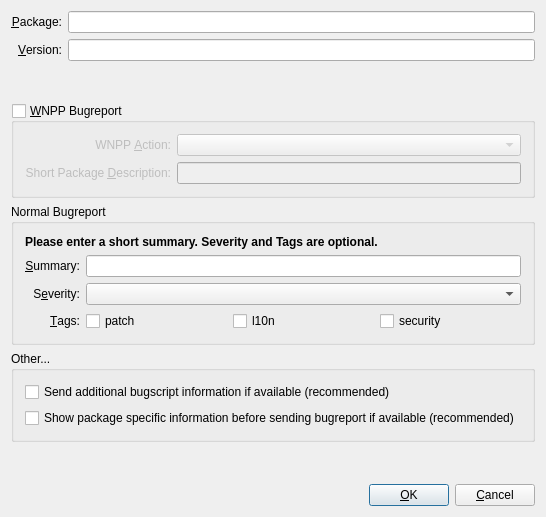
First picture: the form in src/ui/submitdialog.ui, repository venthur/reportbug-ng, before the edit.
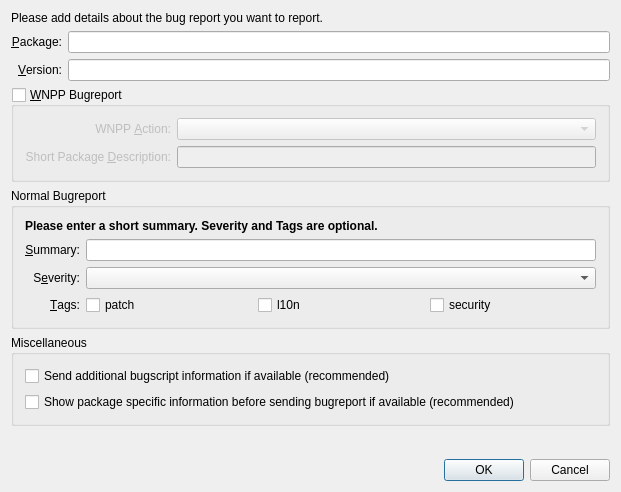
Second picture: the form after the edit.

Diff of the .ui file:
```diff
--- a/src/ui/submitdialog.ui
+++ b/src/ui/submitdialog.ui
@@ -5,13 +5,22 @@
    <rect>
     <x>0</x>
     <y>0</y>
-    <width>546</width>
-    <height>517</height>
+    <width>621</width>
+    <height>492</height>
    </rect>
   </property>
   <property name="windowTitle" >
    <string>Please tell us some details...</string>
   </property>
+  <layout class="QVBoxLayout" name="verticalLayout" >
+   <item>
+    <widget class="QLabel" name="label" >
+     <property name="text" >
+      <string>Please add details about the bug report you want to report.</string>
+     </property>
+    </widget>
+   </item>
+   <item>
   <layout class="QGridLayout" name="gridLayout_3" >
    <item row="0" column="0" >
     <widget class="QLabel" name="textLabel1_2" >
@@ -62,23 +71,9 @@
      </property>
     </widget>
    </item>
-   <item row="2" column="1" >
-    <spacer name="spacer4_2" >
-     <property name="orientation" >
-      <enum>Qt::Vertical</enum>
-     </property>
-     <property name="sizeType" >
-      <enum>QSizePolicy::Expanding</enum>
-     </property>
-     <property name="sizeHint" stdset="0" >
-      <size>
-       <width>20</width>
-       <height>16</height>
-      </size>
-     </property>
-    </spacer>
+    </layout>
    </item>
-   <item row="3" column="0" colspan="2" >
+   <item>
     <widget class="QGroupBox" name="wnpp_groupBox" >
      <property name="title" >
       <string>&amp;WNPP Bugreport</string>
@@ -131,7 +126,7 @@
      </layout>
     </widget>
    </item>
-   <item row="4" column="0" colspan="2" >
+   <item>
     <widget class="QGroupBox" name="bug_groupBox" >
      <property name="title" >
       <string>Normal Bugreport</string>
@@ -238,10 +233,10 @@
      </layout>
     </widget>
    </item>
-   <item row="5" column="0" colspan="2" >
+   <item>
     <widget class="QGroupBox" name="groupBox_other" >
      <property name="title" >
-      <string>Other...</string>
+      <string>Miscellaneous</string>
      </property>
      <layout class="QVBoxLayout" name="verticalLayout_2" >
       <item>
@@ -261,7 +256,7 @@
      </layout>
     </widget>
    </item>
-   <item row="6" column="1" >
+   <item>
     <spacer name="spacer7" >
      <property name="orientation" >
       <enum>Qt::Vertical</enum>
@@ -271,51 +266,18 @@
      </property>
      <property name="sizeHint" stdset="0" >
       <size>
-       <width>20</width>
-       <height>16</height>
+       <width>17</width>
+       <height>13</height>
       </size>
      </property>
     </spacer>
    </item>
-   <item row="7" column="0" colspan="2" >
-    <layout class="QHBoxLayout" >
      <item>
-      <spacer name="spacer3" >
-       <property name="orientation" >
-        <enum>Qt::Horizontal</enum>
-       </property>
-       <property name="sizeType" >
-        <enum>QSizePolicy::Expanding</enum>
-       </property>
-       <property name="sizeHint" stdset="0" >
-        <size>
-         <width>40</width>
-         <height>20</height>
-        </size>
-       </property>
-      </spacer>
-     </item>
-     <item>
-      <widget class="QPushButton" name="pushButtonStart" >
-       <property name="text" >
-        <string>&amp;OK</string>
-       </property>
-       <property name="shortcut" >
-        <string>Alt+O</string>
-       </property>
-      </widget>
-     </item>
-     <item>
-      <widget class="QPushButton" name="pushButtonCancel" >
-       <property name="text" >
-        <string>&amp;Cancel</string>
-       </property>
-       <property name="shortcut" >
-        <string>Alt+C</string>
-       </property>
-      </widget>
-     </item>
-    </layout>
+    <widget class="QDialogButtonBox" name="buttonBox" >
+     <property name="standardButtons" >
+      <set>QDialogButtonBox::Cancel|QDialogButtonBox::Ok</set>
+     </property>
+    </widget>
    </item>
   </layout>
  </widget>
```
Left out of the diff: 42 changed lines with no effect on the pictures. Lines whose indentation alone changed are shown as unchanged.
